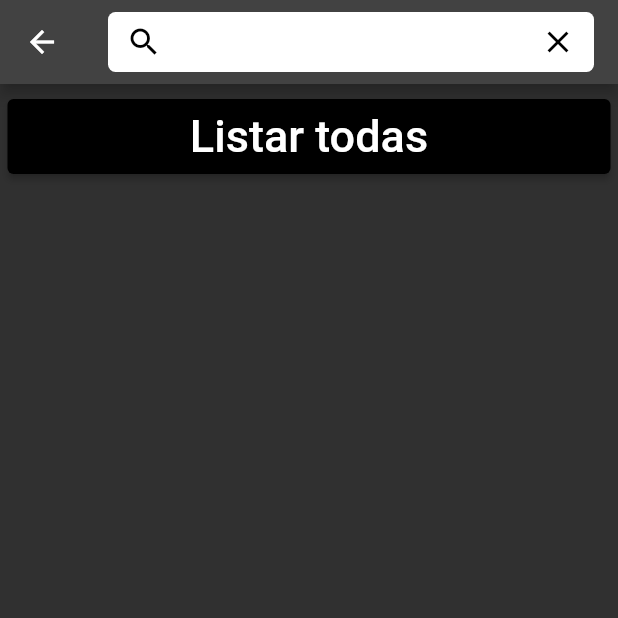
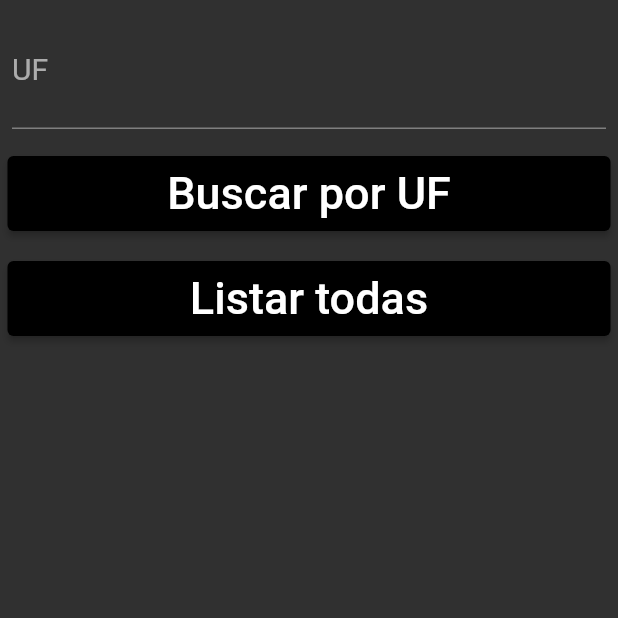
Before and after one commit to Bianca0909/api_cadastro_fontend, a Flutter app: the ConsultaCidade screen opened by its route, on a phone screen of 412 x 824 dp, the top half of it. Run offline on Flutter 3.47's test engine with Material 2 defaults, Android fonts, the phone set to English and light mode, and no system bars; Roboto replaces fonts that are missing (Georgia).

Commit message:
Ajustada barra de pesquisa

```diff
--- a/api_cadastro/lib/api/acesso_api.dart
+++ b/api_cadastro/lib/api/acesso_api.dart
@@ -37,7 +37,7 @@ class AcessoApi {
   }
 
  Future<List<Pessoa>> listaPessoasPorCidade(Cidade cidade) async {
-    String url = 'localhost:8080/cliente/buscar-por-cidade/$cidade';
+    String url = 'localhost:8080/cliente/buscar-por-cidade/${cidade.id}';
     Response resposta = await get(Uri.parse(url));
     String jsonFormatadoUtf8 = (utf8.decode(resposta.bodyBytes));
     Iterable l = json.decode(jsonFormatadoUtf8);
@@ -75,7 +75,7 @@ class AcessoApi {
   }
 
  Future<List<Cidade>> listaCidadesPorUf(String uf) async {
-    String url = 'http://localhost:8080/cidade/$uf';
+    String url = 'http://localhost:8080/cidade/buscar-por-uf/$uf';
     Response resposta = await get(Uri.parse(url));
     String jsonFormatadoUtf8 = (utf8.decode(resposta.bodyBytes));
     Iterable l = json.decode(jsonFormatadoUtf8);
--- a/api_cadastro/lib/paginas/consultaCidade.dart
+++ b/api_cadastro/lib/paginas/consultaCidade.dart
@@ -16,10 +16,12 @@ class ConsultaCidade extends StatefulWidget {
 class _ConsultaCidadeState extends State<ConsultaCidade> {
   GlobalKey<FormState> formController = GlobalKey<FormState>();
   List<Cidade> lista = [];
+  TextEditingController txtUf = TextEditingController();
+
 
   @override
   Widget build(BuildContext context) {
-  Cidade? _cidades;
+  Cidade? cidade;
 
     listarTodas() async {
       List<Cidade> pessoas = await AcessoApi().listaCidades();
@@ -64,23 +66,22 @@ class _ConsultaCidadeState extends State<ConsultaCidade> {
       Navigator.of(context).pushReplacementNamed('/home');
     }
 
-
     buscarPorUf(String uf) async {
-      List<Cidade> pessoas = await AcessoApi().listaCidadesPorUf(uf);
+      List<Cidade> cidades = await AcessoApi().listaCidadesPorUf(uf);
       setState(() {
-        lista = pessoas;
+        lista = cidades;
       });
     }
 
     return Scaffold(
-      appBar: Componentes().criaAppBarPesquisa(),
       body: Form(
         key: formController,
         child: Column(
           children: [
-            Componentes()
-                .criaBotao(formController, listarTodas, "Listar todas"),
-            Expanded(
+            Componentes().criaInputTexto(TextInputType.text, "UF", txtUf, "Informe a UF"),
+            Componentes().criaBotao(formController, buscarPorUf, "Buscar por UF"),
+            Componentes().criaBotao(formController, listarTodas, "Listar todas"),
+              Expanded(
                 child: Container(
               child: ListView.builder(
                   itemCount: lista.length,
@@ -92,6 +93,7 @@ class _ConsultaCidadeState extends State<ConsultaCidade> {
                     );
                   }),
             ))
+
           ],
         ),
       ),
--- a/api_cadastro/lib/util/componentes.dart
+++ b/api_cadastro/lib/util/componentes.dart
@@ -1,5 +1,6 @@
 import 'package:api_cadastro/model/cidade.dart';
 import 'package:flutter/material.dart';
+import 'package:flutter/services.dart';
 
 class Componentes {
   criaAppBar(texto, acao) {
@@ -15,25 +16,19 @@ class Componentes {
     );
   }
 
-  criaAppBarPesquisa() {
-    return AppBar(
-            title: Container(
-                width: double.infinity,
-                height: 40,
-                decoration: BoxDecoration(
-                    color: Colors.white,
-                    borderRadius: BorderRadius.circular(5)),
-                child: Center(
-                  child: TextField(
-                    decoration: InputDecoration(
-                        prefixIcon: const Icon(Icons.search, color: Colors.black),
-                        suffixIcon: IconButton(
-                            icon: const Icon(Icons.clear, color: Colors.black), onPressed: (() {})),
-                        hintText: 'Pesquisar...',
-                        border: InputBorder.none),
-                  ),
-                )));
-  }
+  // criaAppBarPesquisa(acao) {
+  //   return AppBar(
+  //       title: Container(
+  //           width: double.infinity,
+  //           height: 40,
+  //           decoration: BoxDecoration(
+  //               color: Color.fromARGB(255, 0, 0, 0),
+  //               borderRadius: BorderRadius.circular(5)),
+  //           child: Center(
+  //             child: TextInput(
+  //             ),
+  //           )));
+  // }
 
   criaTexto(texto, [cor]) {
     if (cor != null) {
```
Also changed, not shown: api_cadastro/lib/paginas/consultaCliente.dart (+7 -3 lines).
